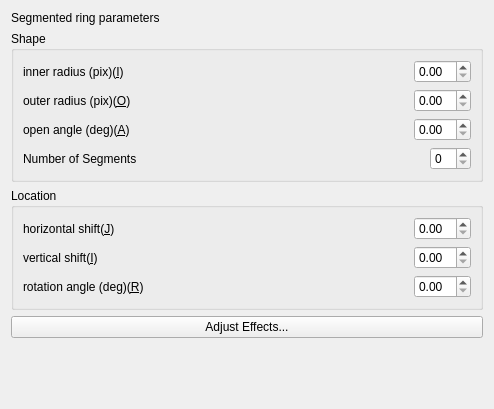
Qt form ui/uiWidgetMaskSegment.ui (ManifoldsHu/FourDExplorer) before a commit.
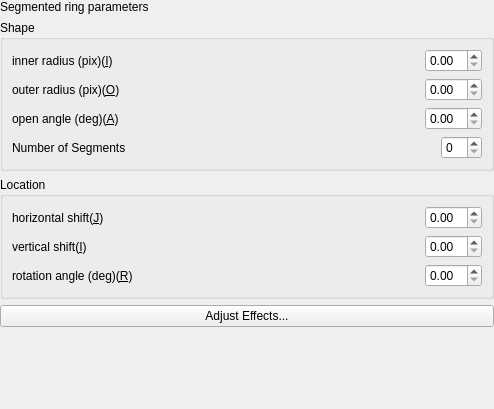
The same form after that commit.

```diff
--- a/ui/uiWidgetMaskSegment.ui
+++ b/ui/uiWidgetMaskSegment.ui
@@ -14,6 +14,18 @@
    <string>Form</string>
   </property>
   <layout class="QVBoxLayout" name="verticalLayout_3">
+   <property name="leftMargin">
+    <number>0</number>
+   </property>
+   <property name="topMargin">
+    <number>0</number>
+   </property>
+   <property name="rightMargin">
+    <number>0</number>
+   </property>
+   <property name="bottomMargin">
+    <number>0</number>
+   </property>
    <item>
     <widget class="QLabel" name="label_segment_parameter">
      <property name="text">
```
